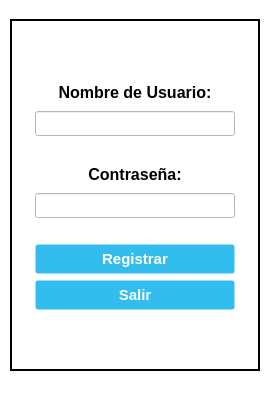
First picture: the form in UI_Files/Registration_Window.ui, repository e-serrano/ERP_EIPSA, before the edit.
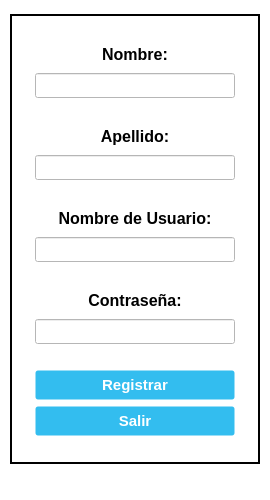
Second picture: the form after the edit. Icons and pictures are not drawn.

What changed in the file:
```diff
--- a/UI_Files/Registration_Window.ui
+++ b/UI_Files/Registration_Window.ui
@@ -7,13 +7,13 @@
     <x>0</x>
     <y>0</y>
     <width>270</width>
-    <height>413</height>
+    <height>500</height>
    </rect>
   </property>
   <property name="maximumSize">
    <size>
     <width>270</width>
-    <height>413</height>
+    <height>500</height>
    </size>
   </property>
   <property name="windowTitle">
@@ -75,13 +75,13 @@
       <property name="minimumSize">
        <size>
         <width>250</width>
-        <height>352</height>
+        <height>450</height>
        </size>
       </property>
       <property name="maximumSize">
        <size>
         <width>250</width>
-        <height>352</height>
+        <height>450</height>
        </size>
       </property>
       <property name="styleSheet">
@@ -103,15 +103,6 @@
            </property>
            <item>
             <widget class="QLabel" name="label_name_reg">
-             <property name="enabled">
-              <bool>true</bool>
-             </property>
-             <property name="sizePolicy">
-              <sizepolicy hsizetype="Maximum" vsizetype="Maximum">
-               <horstretch>0</horstretch>
-               <verstretch>0</verstretch>
-              </sizepolicy>
-             </property>
              <property name="minimumSize">
               <size>
                <width>200</width>
@@ -131,7 +122,7 @@
               </font>
              </property>
              <property name="text">
-              <string>Nombre de Usuario:</string>
+              <string>Nombre:</string>
              </property>
              <property name="alignment">
               <set>Qt::AlignCenter</set>
@@ -140,6 +131,141 @@
            </item>
            <item>
             <widget class="QLineEdit" name="name_reg">
+             <property name="minimumSize">
+              <size>
+               <width>200</width>
+               <height>25</height>
+              </size>
+             </property>
+             <property name="maximumSize">
+              <size>
+               <width>200</width>
+               <height>25</height>
+              </size>
+             </property>
+             <property name="alignment">
+              <set>Qt::AlignCenter</set>
+             </property>
+            </widget>
+           </item>
+           <item>
+            <spacer name="vSpacer1">
+             <property name="orientation">
+              <enum>Qt::Vertical</enum>
+             </property>
+             <property name="sizeType">
+              <enum>QSizePolicy::Fixed</enum>
+             </property>
+             <property name="sizeHint" stdset="0">
+              <size>
+               <width>20</width>
+               <height>20</height>
+              </size>
+             </property>
+            </spacer>
+           </item>
+           <item>
+            <widget class="QLabel" name="label_secondname_reg">
+             <property name="minimumSize">
+              <size>
+               <width>200</width>
+               <height>25</height>
+              </size>
+             </property>
+             <property name="maximumSize">
+              <size>
+               <width>200</width>
+               <height>25</height>
+              </size>
+             </property>
+             <property name="font">
+              <font>
+               <pointsize>12</pointsize>
+               <bold>true</bold>
+              </font>
+             </property>
+             <property name="text">
+              <string>Apellido:</string>
+             </property>
+             <property name="alignment">
+              <set>Qt::AlignCenter</set>
+             </property>
+            </widget>
+           </item>
+           <item>
+            <widget class="QLineEdit" name="secondname_reg">
+             <property name="minimumSize">
+              <size>
+               <width>200</width>
+               <height>25</height>
+              </size>
+             </property>
+             <property name="maximumSize">
+              <size>
+               <width>200</width>
+               <height>25</height>
+              </size>
+             </property>
+             <property name="alignment">
+              <set>Qt::AlignCenter</set>
+             </property>
+            </widget>
+           </item>
+           <item>
+            <spacer name="vSpacer2">
+             <property name="orientation">
+              <enum>Qt::Vertical</enum>
+             </property>
+             <property name="sizeType">
+              <enum>QSizePolicy::Fixed</enum>
+             </property>
+             <property name="sizeHint" stdset="0">
+              <size>
+               <width>20</width>
+               <height>20</height>
+              </size>
+             </property>
+            </spacer>
+           </item>
+           <item>
+            <widget class="QLabel" name="label_username_reg">
+             <property name="enabled">
+              <bool>true</bool>
+             </property>
+             <property name="sizePolicy">
+              <sizepolicy hsizetype="Maximum" vsizetype="Maximum">
+               <horstretch>0</horstretch>
+               <verstretch>0</verstretch>
+              </sizepolicy>
+             </property>
+             <property name="minimumSize">
+              <size>
+               <width>200</width>
+               <height>25</height>
+              </size>
+             </property>
+             <property name="maximumSize">
+              <size>
+               <width>200</width>
+               <height>25</height>
+              </size>
+             </property>
+             <property name="font">
+              <font>
+               <pointsize>12</pointsize>
+               <bold>true</bold>
+              </font>
+             </property>
+             <property name="text">
+              <string>Nombre de Usuario:</string>
+             </property>
+             <property name="alignment">
+              <set>Qt::AlignCenter</set>
+             </property>
+            </widget>
+           </item>
+           <item>
+            <widget class="QLineEdit" name="username_reg">
              <property name="enabled">
               <bool>true</bool>
              </property>
@@ -167,7 +293,7 @@
               </font>
              </property>
              <property name="alignment">
-              <set>Qt::AlignLeading|Qt::AlignLeft|Qt::AlignVCenter</set>
+              <set>Qt::AlignCenter</set>
              </property>
             </widget>
            </item>
@@ -259,7 +385,7 @@
               <enum>QLineEdit::Password</enum>
              </property>
              <property name="alignment">
-              <set>Qt::AlignLeading|Qt::AlignLeft|Qt::AlignVCenter</set>
+              <set>Qt::AlignCenter</set>
              </property>
             </widget>
            </item>
```
Left out of the diff: 6 changed lines with no effect on the pictures.
